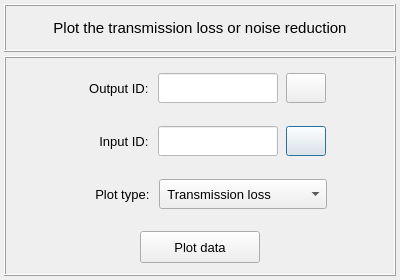
Above: vibra/interface/data/ui_files/plots/acoustic/plot_transmission_loss.ui from MOPT-UFSC/VIBRA before the change. Below: the same form after it.
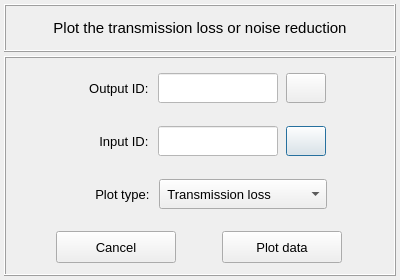
That is the form after the change. Icons and pictures are not drawn.

Commit message: Add cancel button in the frequency response plots

The edit to the form file:
```diff
--- a/vibra/interface/data/ui_files/plots/acoustic/plot_transmission_loss.ui
+++ b/vibra/interface/data/ui_files/plots/acoustic/plot_transmission_loss.ui
@@ -547,8 +547,8 @@
          <property name="spacing">
           <number>2</number>
          </property>
-         <item row="0" column="0">
-          <widget class="QPushButton" name="pushButton_plot_frequency_response">
+         <item row="0" column="1">
+          <widget class="QPushButton" name="pushButton_plot_data">
            <property name="minimumSize">
             <size>
              <width>120</width>
@@ -581,6 +581,36 @@
            </property>
           </widget>
          </item>
+         <item row="0" column="0">
+          <widget class="QPushButton" name="pushButton_cancel">
+           <property name="minimumSize">
+            <size>
+             <width>120</width>
+             <height>32</height>
+            </size>
+           </property>
+           <property name="maximumSize">
+            <size>
+             <width>120</width>
+             <height>32</height>
+            </size>
+           </property>
+           <property name="font">
+            <font>
+             <pointsize>10</pointsize>
+            </font>
+           </property>
+           <property name="styleSheet">
+            <string notr="true"/>
+           </property>
+           <property name="text">
+            <string>Cancel</string>
+           </property>
+           <property name="flat">
+            <bool>false</bool>
+           </property>
+          </widget>
+         </item>
         </layout>
        </widget>
       </item>
```
Left out of the diff: 10 changed lines with no effect on the pictures. The commit also changes 12 other files.
